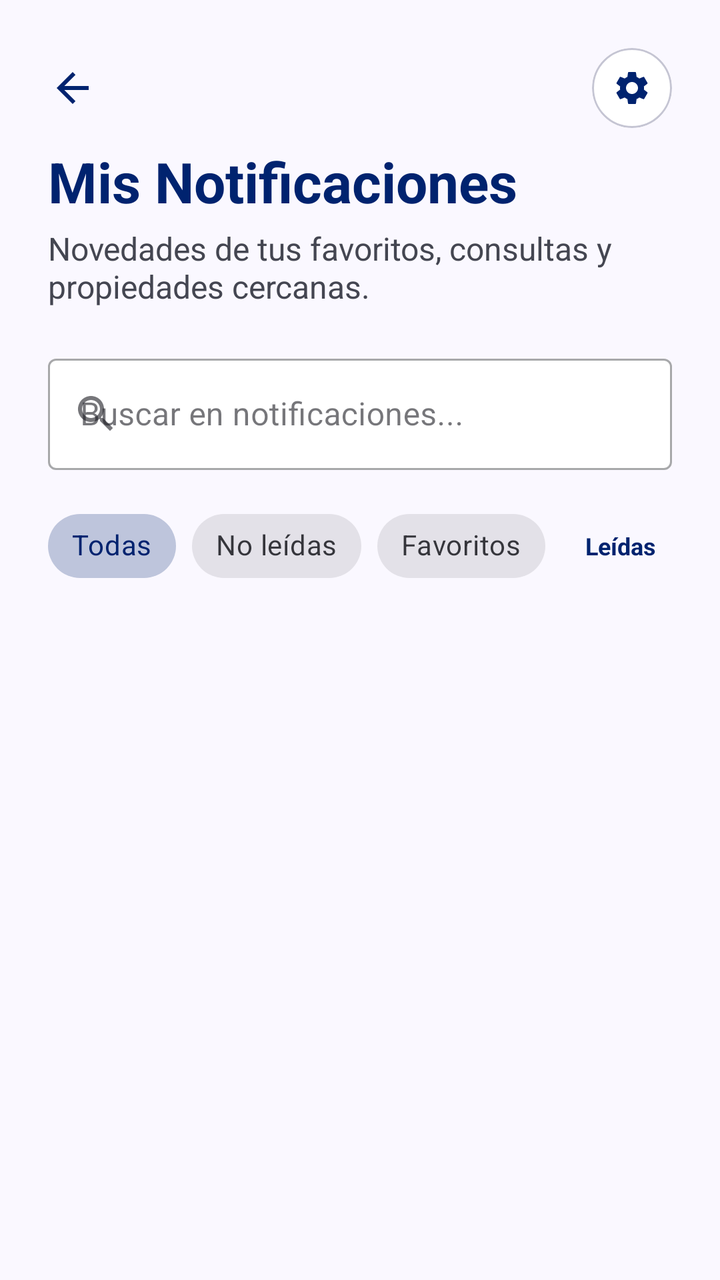
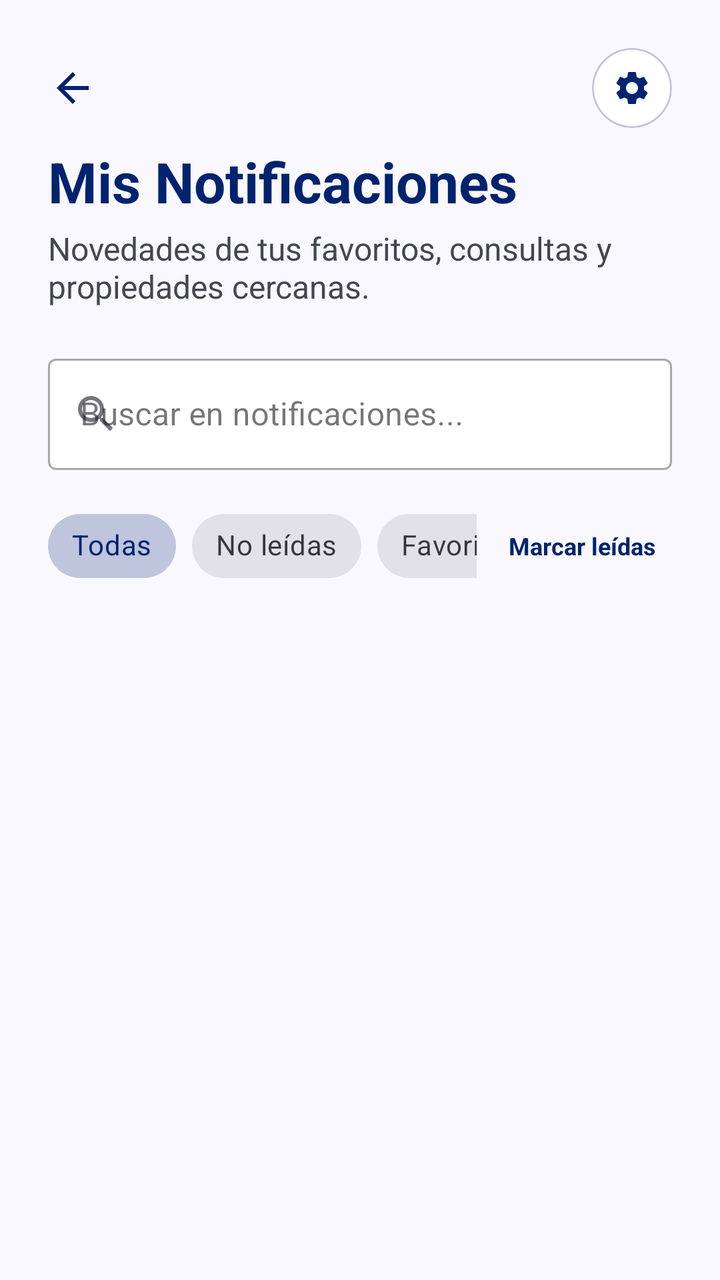

Screens rendered from an Android XML layout before and after an edit, with the pre-edit source and the edit as a unified diff.
<!-- AndroidManifest.xml: application theme Theme.InmobiliariaVenta -->
<!-- res/layout/fragment_cliente_notificaciones.xml -->
<?xml version="1.0" encoding="utf-8"?>
<androidx.coordinatorlayout.widget.CoordinatorLayout
    xmlns:android="http://schemas.android.com/apk/res/android"
    xmlns:app="http://schemas.android.com/apk/res-auto"
    xmlns:tools="http://schemas.android.com/tools"
    android:layout_width="match_parent"
    android:layout_height="match_parent"
    android:background="@color/colorSurface"
    tools:context=".ui.home.ClienteNotificacionesFragment">

    <androidx.core.widget.NestedScrollView
        android:id="@+id/scroll_view_notificaciones"
        android:layout_width="match_parent"
        android:layout_height="match_parent"
        android:fillViewport="true"
        android:clipToPadding="false">

        <LinearLayout
            android:layout_width="match_parent"
            android:layout_height="wrap_content"
            android:orientation="vertical"
            android:paddingStart="24dp"
            android:paddingTop="24dp"
            android:paddingEnd="24dp"
            android:paddingBottom="24dp">

            
            <LinearLayout
                android:layout_width="match_parent"
                android:layout_height="wrap_content"
                android:orientation="horizontal"
                android:gravity="center_vertical"
                android:layout_marginBottom="8dp">

                <ImageButton
                    android:id="@+id/btn_back"
                    android:layout_width="40dp"
                    android:layout_height="40dp"
                    android:layout_marginStart="-8dp"
                    android:background="?attr/selectableItemBackgroundBorderless"
                    android:src="@drawable/ic_arrow_back"
                    app:tint="@color/colorPrimary"
                    android:contentDescription="Volver" />

                <View
                    android:layout_width="0dp"
                    android:layout_height="1dp"
                    android:layout_weight="1" />

                <com.google.android.material.card.MaterialCardView
                    android:id="@+id/btn_config_notificaciones"
                    android:layout_width="40dp"
                    android:layout_height="40dp"
                    app:cardCornerRadius="20dp"
                    app:cardElevation="0dp"
                    app:strokeWidth="1dp"
                    app:strokeColor="@color/colorOutlineVariant"
                    app:cardBackgroundColor="@color/colorSurfaceContainerLowest"
                    android:clickable="true"
                    android:focusable="true"
                    android:foreground="?attr/selectableItemBackground">

                    <ImageView
                        android:layout_width="20dp"
                        android:layout_height="20dp"
                        android:layout_gravity="center"
                        android:src="@drawable/ic_settings"
                        app:tint="@color/colorPrimary"
                        android:contentDescription="Configurar recepción de alertas" />
                </com.google.android.material.card.MaterialCardView>
            </LinearLayout>

            
            <TextView
                android:layout_width="wrap_content"
                android:layout_height="wrap_content"
                android:text="Mis Notificaciones"
                android:textColor="@color/colorPrimary"
                android:textSize="28sp"
                android:textStyle="bold" />

            <TextView
                android:id="@+id/tv_subtitulo_notificaciones"
                android:layout_width="wrap_content"
                android:layout_height="wrap_content"
                android:layout_marginTop="4dp"
                android:layout_marginBottom="20dp"
                android:text="Novedades de tus favoritos, consultas y propiedades cercanas."
                android:textColor="@color/colorOnSurfaceVariant"
                android:textSize="16sp" />

            
            <com.google.android.material.textfield.TextInputLayout
                android:layout_width="match_parent"
                android:layout_height="wrap_content"
                android:layout_marginBottom="14dp"
                app:startIconDrawable="@drawable/ic_search"
                app:boxBackgroundColor="#FFFFFF"
                style="@style/Widget.MaterialComponents.TextInputLayout.OutlinedBox">

                <com.google.android.material.textfield.TextInputEditText
                    android:id="@+id/et_buscar_notificacion"
                    android:layout_width="match_parent"
                    android:layout_height="wrap_content"
                    android:hint="Buscar en notificaciones..."
                    android:inputType="text" />
            </com.google.android.material.textfield.TextInputLayout>

            
            <LinearLayout
                android:layout_width="match_parent"
                android:layout_height="wrap_content"
                android:orientation="horizontal"
                android:gravity="center_vertical"
                android:layout_marginBottom="16dp">

                <HorizontalScrollView
                    android:layout_width="0dp"
                    android:layout_height="wrap_content"
                    android:layout_weight="1"
                    android:scrollbars="none">

                    <com.google.android.material.chip.ChipGroup
                        android:id="@+id/chip_group_notif"
                        android:layout_width="wrap_content"
                        android:layout_height="wrap_content"
                        app:singleSelection="true"
                        app:selectionRequired="true">

                        <com.google.android.material.chip.Chip
                            android:id="@+id/chip_todas"
                            android:layout_width="wrap_content"
                            android:layout_height="wrap_content"
                            android:text="Todas"
                            android:checked="true"
                            style="@style/Widget.MaterialComponents.Chip.Choice" />

                        <com.google.android.material.chip.Chip
                            android:id="@+id/chip_no_leidas"
                            android:layout_width="wrap_content"
                            android:layout_height="wrap_content"
                            android:text="No leídas"
                            style="@style/Widget.MaterialComponents.Chip.Choice" />

                        <com.google.android.material.chip.Chip
                            android:id="@+id/chip_favoritos"
                            android:layout_width="wrap_content"
                            android:layout_height="wrap_content"
                            android:text="Favoritos"
                            style="@style/Widget.MaterialComponents.Chip.Choice" />

                        <com.google.android.material.chip.Chip
                            android:id="@+id/chip_consultas"
                            android:layout_width="wrap_content"
                            android:layout_height="wrap_content"
                            android:text="Consultas"
                            style="@style/Widget.MaterialComponents.Chip.Choice" />

                        <com.google.android.material.chip.Chip
                            android:id="@+id/chip_recomendaciones"
                            android:layout_width="wrap_content"
                            android:layout_height="wrap_content"
                            android:text="Cerca tuyo"
                            style="@style/Widget.MaterialComponents.Chip.Choice" />

                    </com.google.android.material.chip.ChipGroup>
                </HorizontalScrollView>

                <TextView
                    android:id="@+id/btn_marcar_todas_leidas"
                    android:layout_width="wrap_content"
                    android:layout_height="wrap_content"
                    android:layout_marginStart="8dp"
                    android:text="Leídas"
                    android:textColor="@color/colorPrimary"
                    android:textSize="12sp"
                    android:textStyle="bold"
                    android:background="?attr/selectableItemBackground"
                    android:paddingHorizontal="8dp"
                    android:paddingVertical="6dp"
                    android:clickable="true"
                    android:focusable="true" />
            </LinearLayout>

            
            <LinearLayout
                android:id="@+id/layout_notificaciones_container"
                android:layout_width="match_parent"
                android:layout_height="wrap_content"
                android:orientation="vertical" />

            
            <LinearLayout
                android:id="@+id/layout_empty_notificaciones"
                android:layout_width="match_parent"
                android:layout_height="wrap_content"
                android:orientation="vertical"
                android:gravity="center"
                android:paddingVertical="48dp"
                android:visibility="gone">

                <ImageView
                    android:layout_width="56dp"
                    android:layout_height="56dp"
                    android:src="@drawable/ic_notifications"
                    app:tint="@color/colorOutline" />

                <TextView
                    android:id="@+id/tv_empty_notif_title"
                    android:layout_width="wrap_content"
                    android:layout_height="wrap_content"
                    android:layout_marginTop="12dp"
                    android:text="No tienes notificaciones"
                    android:textColor="@color/colorOnSurface"
                    android:textSize="16sp"
                    android:textStyle="bold" />

                <TextView
                    android:id="@+id/tv_empty_notif_desc"
                    android:layout_width="wrap_content"
                    android:layout_height="wrap_content"
                    android:layout_marginTop="4dp"
                    android:gravity="center"
                    android:text="Las alertas sobre tus propiedades favoritas, consultas y oportunidades aparecerán aquí."
                    android:textColor="@color/colorOnSurfaceVariant"
                    android:textSize="13sp" />
            </LinearLayout>

        </LinearLayout>
    </androidx.core.widget.NestedScrollView>

</androidx.coordinatorlayout.widget.CoordinatorLayout>
<!-- resources referenced by this layout -->
<resources>
  <color name="colorOnSurface">#1A1B21</color>
  <color name="colorOnSurfaceVariant">#444651</color>
  <color name="colorOutline">#757682</color>
  <color name="colorOutlineVariant">#C5C5D3</color>
  <color name="colorPrimary">#00236F</color>
  <color name="colorSurface">#FAF8FF</color>
  <color name="colorSurfaceContainerLowest">#FFFFFF</color>
  <!-- drawable ic_arrow_back (drawable) -->
  <vector xmlns:android="http://schemas.android.com/apk/res/android"
      android:width="24dp"
      android:height="24dp"
      android:viewportWidth="24"
      android:viewportHeight="24">
    <path
        android:fillColor="@color/colorPrimary"
        android:pathData="M20,11H7.83l5.59,-5.59L12,4l-8,8 8,8 1.41,-1.41L7.83,13H20v-2z"/>
  </vector>
  <!-- drawable ic_notifications (drawable) -->
  <vector xmlns:android="http://schemas.android.com/apk/res/android"
      android:width="24dp"
      android:height="24dp"
      android:viewportWidth="24"
      android:viewportHeight="24">
    <path
        android:fillColor="#FF000000"
        android:pathData="M12,22c1.1,0 2,-0.9 2,-2h-4c0,1.1 0.9,2 2,2zm6,-6v-5c0,-3.07 -1.63,-5.64 -4.5,-6.32V4c0,-0.83 -0.67,-1.5 -1.5,-1.5s-1.5,0.67 -1.5,1.5v0.68C7.64,5.36 6,7.92 6,11v5l-2,2v1h16v-1l-2,-2zm-2,1H8v-6c0,-2.48 1.51,-4.5 4,-4.5s4,2.02 4,4.5v6z"/>
  </vector>
  <!-- drawable ic_search (drawable) -->
  <vector xmlns:android="http://schemas.android.com/apk/res/android"
      android:width="24dp"
      android:height="24dp"
      android:viewportWidth="24"
      android:viewportHeight="24">
    <path
        android:fillColor="#FF000000"
        android:pathData="M15.5,14h-0.79l-0.28,-0.27C15.41,12.59 16,11.11 16,9.5 16,5.91 13.09,3 9.5,3S3,5.91 3,9.5 5.91,16 9.5,16c1.61,0 3.09,-0.59 4.23,-1.57l0.27,0.28v0.79l5,4.99L20.49,19l-4.99,-5zM9.5,14C7.01,14 5,11.99 5,9.5S7.01,5 9.5,5 14,7.01 14,9.5 11.99,14 9.5,14z"/>
  </vector>
  <!-- drawable ic_settings (drawable) -->
  <vector xmlns:android="http://schemas.android.com/apk/res/android"
      android:width="24dp"
      android:height="24dp"
      android:viewportWidth="24"
      android:viewportHeight="24">
      <path
          android:fillColor="#FF000000"
          android:pathData="M19.14,12.94c0.04,-0.3 0.06,-0.61 0.06,-0.94c0,-0.32 -0.02,-0.64 -0.07,-0.94l2.03,-1.58c0.18,-0.14 0.23,-0.41 0.12,-0.61l-1.92,-3.32c-0.12,-0.22 -0.37,-0.29 -0.59,-0.22l-2.39,0.96c-0.5,-0.38 -1.03,-0.7 -1.62,-0.94L14.4,2.81c-0.04,-0.24 -0.24,-0.41 -0.48,-0.41h-3.84c-0.24,0 -0.43,0.17 -0.47,0.41L9.25,5.35C8.66,5.59 8.12,5.92 7.63,6.29L5.24,5.33c-0.22,-0.08 -0.47,0 -0.59,0.22L2.74,8.87C2.62,9.08 2.66,9.34 2.86,9.48l2.03,1.58C4.84,11.36 4.8,11.69 4.8,12s0.02,0.64 0.07,0.94l-2.03,1.58c-0.18,0.14 -0.23,0.41 -0.12,0.61l1.92,3.32c0.12,0.22 0.37,0.29 0.59,0.22l2.39,-0.96c0.5,0.38 1.03,0.7 1.62,0.94l0.36,2.54c0.05,0.24 0.24,0.41 0.48,0.41h3.84c0.24,0 0.44,-0.17 0.47,-0.41l0.36,-2.54c0.59,-0.24 1.13,-0.56 1.62,-0.94l2.39,0.96c0.22,0.08 0.47,0 0.59,-0.22l1.92,-3.32c0.12,-0.22 0.07,-0.47 -0.12,-0.61L19.14,12.94zM12,15.6c-1.98,0 -3.6,-1.62 -3.6,-3.6s1.62,-3.6 3.6,-3.6s3.6,1.62 3.6,3.6S13.98,15.6 12,15.6z"/>
  </vector>
  <style name="Theme.InmobiliariaVenta" parent="Base.Theme.InmobiliariaVenta" />
  <style name="Base.Theme.InmobiliariaVenta" parent="Theme.Material3.Light.NoActionBar">
          
          <item name="android:statusBarColor">@color/colorSurfaceContainerLowest</item>
          <item name="android:windowLightStatusBar">true</item>
          
          
          <item name="colorPrimary">@color/colorPrimary</item>
          <item name="colorOnPrimary">@color/colorOnPrimary</item>
          <item name="colorPrimaryContainer">@color/colorPrimaryContainer</item>
          <item name="colorSurface">@color/colorSurface</item>
          <item name="colorOnSurface">@color/colorOnSurface</item>
      </style>
  <color name="colorOnPrimary">#FFFFFF</color>
  <color name="colorPrimaryContainer">#1E3A8A</color>
</resources>

<!-- the commit's change to res/layout/fragment_cliente_notificaciones.xml (unified diff, before → after) -->
@@ -171,7 +171,7 @@
                     android:layout_width="wrap_content"
                     android:layout_height="wrap_content"
                     android:layout_marginStart="8dp"
-                    android:text="Leídas"
+                    android:text="Marcar leídas"
                     android:textColor="@color/colorPrimary"
                     android:textSize="12sp"
                     android:textStyle="bold"
